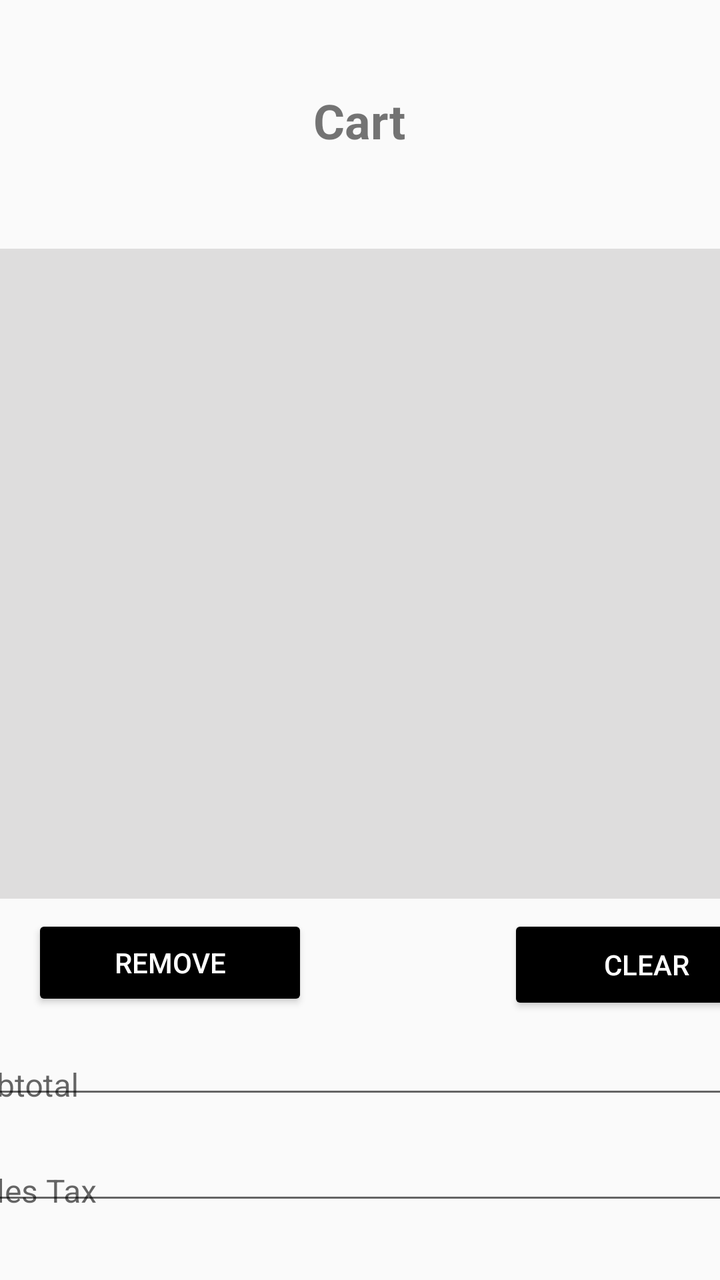
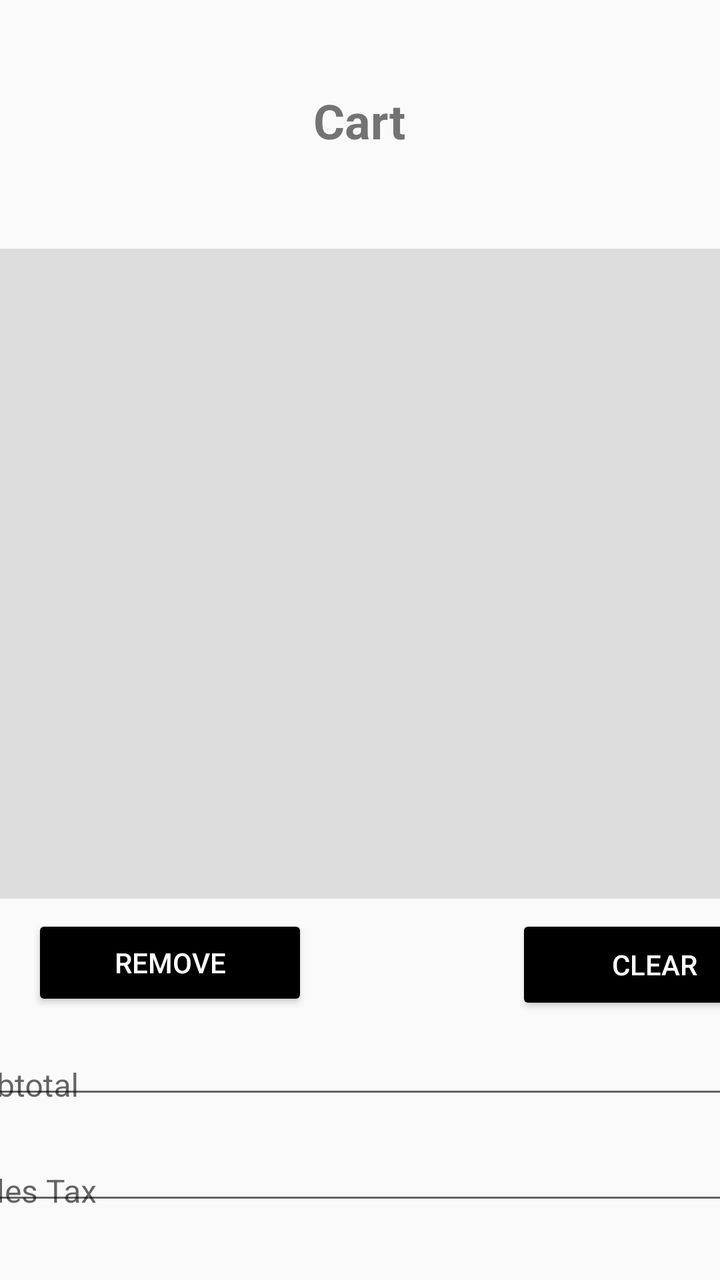

Screens rendered from an Android XML layout before and after an edit, with the pre-edit source and the edit as a unified diff.
<!-- AndroidManifest.xml: application theme Theme.RUPizza -->
<!-- res/layout/view_cart.xml -->
<?xml version="1.0" encoding="utf-8"?>
<androidx.constraintlayout.widget.ConstraintLayout xmlns:android="http://schemas.android.com/apk/res/android"
    xmlns:app="http://schemas.android.com/apk/res-auto"
    xmlns:tools="http://schemas.android.com/tools"
    android:id="@+id/main"
    android:layout_width="match_parent"
    android:layout_height="match_parent">
    

    <TextView
        android:id="@+id/textView2"
        android:layout_width="wrap_content"
        android:layout_height="wrap_content"
        android:layout_marginTop="44dp"
        android:gravity="center"
        android:text="Cart"
        android:textSize="24sp"
        android:textStyle="bold"
        app:layout_constraintEnd_toEndOf="parent"
        app:layout_constraintHorizontal_bias="0.498"
        app:layout_constraintStart_toStartOf="parent"
        app:layout_constraintTop_toTopOf="parent" />

    <ListView
        android:id="@+id/listView"
        android:layout_width="384dp"
        android:layout_height="325dp"
        android:layout_marginTop="48dp"
        android:background="#DEDDDD"
        app:layout_constraintEnd_toEndOf="parent"
        app:layout_constraintHorizontal_bias="0.531"
        app:layout_constraintStart_toStartOf="parent"
        app:layout_constraintTop_toBottomOf="@+id/textView2" />

    <TextView
        android:id="@+id/tv_orderNum"
        android:layout_width="69dp"
        android:layout_height="23dp"
        android:layout_marginTop="16dp"
        app:layout_constraintEnd_toEndOf="parent"
        app:layout_constraintStart_toStartOf="parent"
        app:layout_constraintTop_toBottomOf="@+id/textView2" />

    <Button
        android:id="@+id/button"
        android:layout_width="138dp"
        android:layout_height="48dp"
        android:layout_marginStart="16dp"
        android:layout_marginTop="8dp"
        android:backgroundTint="@color/black"
        android:text="Remove"
        android:textColor="@color/white"
        app:layout_constraintStart_toStartOf="parent"
        app:layout_constraintTop_toBottomOf="@+id/listView" />

    <Button
        android:id="@+id/button2"
        android:layout_width="139dp"
        android:layout_height="50dp"
        android:layout_marginStart="100dp"
        android:backgroundTint="@color/black"
        android:text="Clear"
        android:textColor="@color/white"
        app:layout_constraintStart_toEndOf="@+id/button"
        app:layout_constraintTop_toTopOf="@+id/button" />

    <Button
        android:id="@+id/button3"
        android:layout_width="139dp"
        android:layout_height="50dp"
        android:layout_marginTop="12dp"
        android:layout_marginEnd="12dp"
        android:backgroundTint="@color/black"
        android:text="Place Order"
        android:textColor="@color/white"
        app:layout_constraintEnd_toEndOf="parent"
        app:layout_constraintTop_toBottomOf="@+id/textInputLayout" />

    <com.google.android.material.textfield.TextInputLayout
        android:id="@+id/textInputLayout2"
        android:layout_width="409dp"
        android:layout_height="37dp"
        android:layout_marginTop="12dp"
        app:layout_constraintEnd_toEndOf="parent"
        app:layout_constraintStart_toStartOf="parent"
        app:layout_constraintTop_toBottomOf="@+id/button">

        <com.google.android.material.textfield.TextInputEditText
            android:layout_width="match_parent"
            android:layout_height="wrap_content"
            android:editable="false"
            android:hint="Subtotal"
            android:textSize="16sp"
            tools:layout_editor_absoluteX="1dp"
            tools:layout_editor_absoluteY="530dp" />
    </com.google.android.material.textfield.TextInputLayout>

    <com.google.android.material.textfield.TextInputLayout
        android:id="@+id/textInputLayout3"
        android:layout_width="409dp"
        android:layout_height="37dp"
        android:layout_marginTop="16dp"
        app:layout_constraintEnd_toEndOf="parent"
        app:layout_constraintStart_toStartOf="parent"
        app:layout_constraintTop_toBottomOf="@+id/textInputLayout2">

        <com.google.android.material.textfield.TextInputEditText
            android:layout_width="match_parent"
            android:layout_height="match_parent"
            android:editable="false"
            android:hint="Sales Tax"
            android:textSize="16sp"
            tools:layout_editor_absoluteX="1dp"
            tools:layout_editor_absoluteY="575dp" />
    </com.google.android.material.textfield.TextInputLayout>

    <com.google.android.material.textfield.TextInputLayout
        android:id="@+id/textInputLayout"
        android:layout_width="409dp"
        android:layout_height="37dp"
        android:layout_marginTop="16dp"
        app:layout_constraintEnd_toEndOf="parent"
        app:layout_constraintStart_toStartOf="parent"
        app:layout_constraintTop_toBottomOf="@+id/textInputLayout3">

        <com.google.android.material.textfield.TextInputEditText
            android:layout_width="match_parent"
            android:layout_height="wrap_content"
            android:editable="false"
            android:hint="Order Total"
            android:textSize="16sp"
            tools:layout_editor_absoluteX="1dp"
            tools:layout_editor_absoluteY="637dp" />
    </com.google.android.material.textfield.TextInputLayout>

</androidx.constraintlayout.widget.ConstraintLayout>
<!-- resources referenced by this layout -->
<resources>
  <color name="black">#FF000000</color>
  <color name="white">#FFFFFFFF</color>
  <style name="Theme.RUPizza" parent="Theme.AppCompat.Light.NoActionBar">
          
          <item name="colorPrimary">@color/purple_500</item>
          <item name="colorPrimaryDark">@color/purple_700</item>
          <item name="colorAccent">@color/teal_200</item>
      </style>
  <color name="purple_500">#FF6200EE</color>
  <color name="purple_700">#FF3700B3</color>
  <color name="teal_200">#FF03DAC5</color>
</resources>

<!-- the commit's change to res/layout/view_cart.xml (unified diff, before → after) -->
@@ -42,7 +42,7 @@
         app:layout_constraintTop_toBottomOf="@+id/textView2" />
 
     <Button
-        android:id="@+id/button"
+        android:id="@+id/remove_button"
         android:layout_width="138dp"
         android:layout_height="48dp"
         android:layout_marginStart="16dp"
@@ -54,18 +54,18 @@
         app:layout_constraintTop_toBottomOf="@+id/listView" />
 
     <Button
-        android:id="@+id/button2"
+        android:id="@+id/clear_button"
         android:layout_width="139dp"
         android:layout_height="50dp"
-        android:layout_marginStart="100dp"
+        android:layout_marginStart="104dp"
         android:backgroundTint="@color/black"
         android:text="Clear"
         android:textColor="@color/white"
-        app:layout_constraintStart_toEndOf="@+id/button"
-        app:layout_constraintTop_toTopOf="@+id/button" />
+        app:layout_constraintStart_toEndOf="@+id/remove_button"
+        app:layout_constraintTop_toTopOf="@+id/remove_button" />
 
     <Button
-        android:id="@+id/button3"
+        android:id="@+id/placeOrder_button"
         android:layout_width="139dp"
         android:layout_height="50dp"
         android:layout_marginTop="12dp"
@@ -83,9 +83,10 @@
         android:layout_marginTop="12dp"
         app:layout_constraintEnd_toEndOf="parent"
         app:layout_constraintStart_toStartOf="parent"
-        app:layout_constraintTop_toBottomOf="@+id/button">
+        app:layout_constraintTop_toBottomOf="@+id/remove_button">
 
         <com.google.android.material.textfield.TextInputEditText
+            android:id="@+id/te_subTotal"
             android:layout_width="match_parent"
             android:layout_height="wrap_content"
             android:editable="false"
@@ -105,6 +106,7 @@
         app:layout_constraintTop_toBottomOf="@+id/textInputLayout2">
 
         <com.google.android.material.textfield.TextInputEditText
+            android:id="@+id/te_salesTax"
             android:layout_width="match_parent"
             android:layout_height="match_parent"
             android:editable="false"
@@ -124,6 +126,7 @@
         app:layout_constraintTop_toBottomOf="@+id/textInputLayout3">
 
         <com.google.android.material.textfield.TextInputEditText
+            android:id="@+id/te_orderTotal"
             android:layout_width="match_parent"
             android:layout_height="wrap_content"
             android:editable="false"
